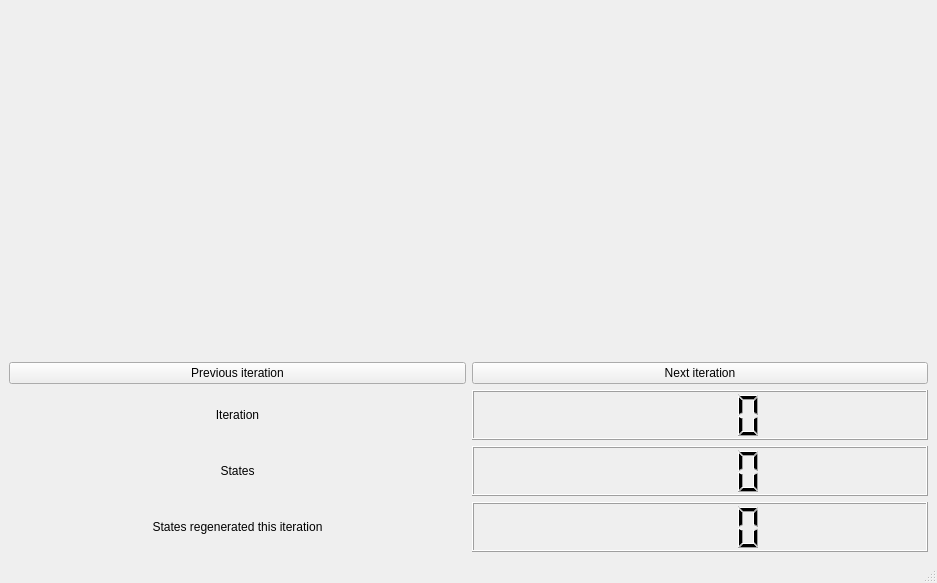
The window that visualiser.ui (jimboboliver/limitedMemoryMCTS) describes before a commit, drawn with Qt 5.
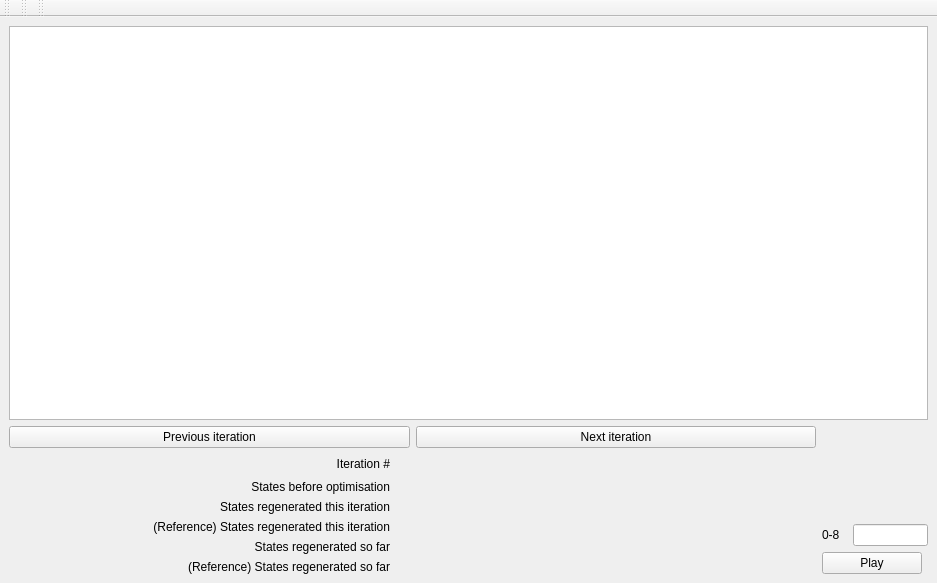
The same window after the commit.

Commit message: Mini optimisations work. Visualiser works in an aesthetically pleasing and intuitive way.

```diff
--- a/visualiser.ui
+++ b/visualiser.ui
@@ -14,17 +14,23 @@
    <string>Limited memory MCTS visualiser</string>
   </property>
   <widget class="QWidget" name="centralwidget">
+   <layout class="QVBoxLayout" name="verticalLayout_2">
+    <item>
    <layout class="QVBoxLayout" name="verticalLayout">
     <item>
-     <widget class="QLabel" name="imageLabel">
-      <property name="text">
-       <string/>
-      </property>
-      <property name="scaledContents">
-       <bool>false</bool>
+       <widget class="QGraphicsView" name="graphicsView">
+        <property name="minimumSize">
+         <size>
+          <width>0</width>
+          <height>0</height>
+         </size>
       </property>
      </widget>
     </item>
+      <item>
+       <layout class="QHBoxLayout" name="horizontalLayout_3">
+        <item>
+         <layout class="QVBoxLayout" name="verticalLayout_6">
     <item>
      <layout class="QHBoxLayout" name="horizontalLayout">
       <item>
@@ -44,8 +50,25 @@
      </layout>
     </item>
     <item>
-     <layout class="QHBoxLayout" name="horizontalLayout_2">
-      <item>
+           <layout class="QGridLayout" name="gridLayout">
+            <item row="0" column="3">
+             <widget class="QLabel" name="iterationNumber">
+              <property name="text">
+               <string/>
+              </property>
+             </widget>
+            </item>
+            <item row="5" column="0">
+             <widget class="QLabel" name="label_5">
+              <property name="text">
+               <string>(Reference) States regenerated so far</string>
+              </property>
+              <property name="alignment">
+               <set>Qt::AlignRight|Qt::AlignTrailing|Qt::AlignVCenter</set>
+              </property>
+             </widget>
+            </item>
+            <item row="0" column="0">
        <widget class="QLabel" name="label">
         <property name="sizePolicy">
          <sizepolicy hsizetype="Preferred" vsizetype="Maximum">
@@ -60,34 +83,14 @@
          </size>
         </property>
         <property name="text">
-         <string>Iteration</string>
+               <string>Iteration #</string>
         </property>
         <property name="alignment">
-         <set>Qt::AlignCenter</set>
+               <set>Qt::AlignRight|Qt::AlignTrailing|Qt::AlignVCenter</set>
         </property>
        </widget>
       </item>
-      <item>
-       <widget class="QLCDNumber" name="iterationNumber">
-        <property name="sizePolicy">
-         <sizepolicy hsizetype="Preferred" vsizetype="Maximum">
-          <horstretch>0</horstretch>
-          <verstretch>0</verstretch>
-         </sizepolicy>
-        </property>
-        <property name="maximumSize">
-         <size>
-          <width>16777215</width>
-          <height>50</height>
-         </size>
-        </property>
-       </widget>
-      </item>
-     </layout>
-    </item>
-    <item>
-     <layout class="QHBoxLayout" name="horizontalLayout_4">
-      <item>
+            <item row="1" column="0">
        <widget class="QLabel" name="label_3">
         <property name="maximumSize">
          <size>
@@ -96,28 +99,38 @@
          </size>
         </property>
         <property name="text">
-         <string>States</string>
+               <string>States before optimisation</string>
         </property>
         <property name="alignment">
-         <set>Qt::AlignCenter</set>
+               <set>Qt::AlignRight|Qt::AlignTrailing|Qt::AlignVCenter</set>
         </property>
        </widget>
       </item>
-      <item>
-       <widget class="QLCDNumber" name="statesNumber">
-        <property name="maximumSize">
-         <size>
-          <width>16777215</width>
-          <height>50</height>
-         </size>
+            <item row="3" column="3">
+             <widget class="QLabel" name="regenRefNumber">
+              <property name="text">
+               <string/>
         </property>
        </widget>
       </item>
-     </layout>
-    </item>
-    <item>
-     <layout class="QHBoxLayout" name="horizontalLayout_3">
-      <item>
+            <item row="1" column="3">
+             <widget class="QLabel" name="statesNumber">
+              <property name="text">
+               <string/>
+              </property>
+             </widget>
+            </item>
+            <item row="3" column="0">
+             <widget class="QLabel" name="label_6">
+              <property name="text">
+               <string>(Reference) States regenerated this iteration</string>
+              </property>
+              <property name="alignment">
+               <set>Qt::AlignRight|Qt::AlignTrailing|Qt::AlignVCenter</set>
+              </property>
+             </widget>
+            </item>
+            <item row="2" column="0">
        <widget class="QLabel" name="label_2">
         <property name="maximumSize">
          <size>
@@ -129,25 +142,176 @@
          <string>States regenerated this iteration</string>
         </property>
         <property name="alignment">
+               <set>Qt::AlignRight|Qt::AlignTrailing|Qt::AlignVCenter</set>
+              </property>
+             </widget>
+            </item>
+            <item row="0" column="1">
+             <spacer name="horizontalSpacer">
+              <property name="orientation">
+               <enum>Qt::Horizontal</enum>
+              </property>
+              <property name="sizeType">
+               <enum>QSizePolicy::Fixed</enum>
+              </property>
+              <property name="sizeHint" stdset="0">
+               <size>
+                <width>40</width>
+                <height>20</height>
+               </size>
+              </property>
+             </spacer>
+            </item>
+            <item row="4" column="3">
+             <widget class="QLabel" name="regenTotalNumber">
+              <property name="text">
+               <string/>
+              </property>
+             </widget>
+            </item>
+            <item row="4" column="0">
+             <widget class="QLabel" name="label_4">
+              <property name="text">
+               <string>States regenerated so far</string>
+              </property>
+              <property name="alignment">
+               <set>Qt::AlignRight|Qt::AlignTrailing|Qt::AlignVCenter</set>
+              </property>
+             </widget>
+            </item>
+            <item row="5" column="3">
+             <widget class="QLabel" name="regenRefTotalNumber">
+              <property name="text">
+               <string/>
+              </property>
+             </widget>
+            </item>
+            <item row="2" column="3">
+             <widget class="QLabel" name="regenNumber">
+              <property name="text">
+               <string/>
+              </property>
+             </widget>
+            </item>
+           </layout>
+          </item>
+         </layout>
+        </item>
+        <item>
+         <layout class="QVBoxLayout" name="verticalLayout_3">
+          <item>
+           <widget class="QLabel" name="playText">
+            <property name="maximumSize">
+             <size>
+              <width>100</width>
+              <height>16777215</height>
+             </size>
+            </property>
+            <property name="text">
+             <string/>
+            </property>
+            <property name="alignment">
          <set>Qt::AlignCenter</set>
         </property>
        </widget>
       </item>
       <item>
-       <widget class="QLCDNumber" name="regenNumber">
+           <widget class="QLabel" name="gameLabel">
         <property name="maximumSize">
          <size>
-          <width>16777215</width>
-          <height>50</height>
-         </size>
-        </property>
-       </widget>
-      </item>
-     </layout>
-    </item>
-   </layout>
+              <width>100</width>
+              <height>16777215</height>
+             </size>
+            </property>
+            <property name="text">
+             <string/>
+            </property>
+            <property name="alignment">
+             <set>Qt::AlignCenter</set>
+            </property>
+           </widget>
+          </item>
+          <item>
+           <layout class="QHBoxLayout" name="horizontalLayout_4">
+            <item>
+             <widget class="QLabel" name="label_7">
+              <property name="maximumSize">
+               <size>
+                <width>25</width>
+                <height>16777215</height>
+               </size>
+              </property>
+              <property name="text">
+               <string>0-8</string>
+              </property>
+             </widget>
+            </item>
+            <item>
+             <widget class="QLineEdit" name="playEdit">
+              <property name="maximumSize">
+               <size>
+                <width>75</width>
+                <height>16777215</height>
+               </size>
+              </property>
+             </widget>
+            </item>
+           </layout>
+          </item>
+          <item>
+           <widget class="QPushButton" name="playButton">
+            <property name="maximumSize">
+             <size>
+              <width>100</width>
+              <height>16777215</height>
+             </size>
+            </property>
+            <property name="text">
+             <string>Play</string>
+            </property>
+           </widget>
+          </item>
+         </layout>
+        </item>
+       </layout>
+      </item>
+     </layout>
+    </item>
+   </layout>
   </widget>
-  <widget class="QStatusBar" name="statusbar"/>
+  <widget class="QToolBar" name="toolBar">
+   <property name="windowTitle">
+    <string>toolBar</string>
+   </property>
+   <attribute name="toolBarArea">
+    <enum>TopToolBarArea</enum>
+   </attribute>
+   <attribute name="toolBarBreak">
+    <bool>false</bool>
+   </attribute>
+  </widget>
+  <widget class="QToolBar" name="toolBar_2">
+   <property name="windowTitle">
+    <string>toolBar_2</string>
+   </property>
+   <attribute name="toolBarArea">
+    <enum>TopToolBarArea</enum>
+   </attribute>
+   <attribute name="toolBarBreak">
+    <bool>false</bool>
+   </attribute>
+  </widget>
+  <widget class="QToolBar" name="toolBar_3">
+   <property name="windowTitle">
+    <string>toolBar_3</string>
+   </property>
+   <attribute name="toolBarArea">
+    <enum>TopToolBarArea</enum>
+   </attribute>
+   <attribute name="toolBarBreak">
+    <bool>false</bool>
+   </attribute>
+  </widget>
  </widget>
  <resources/>
  <connections/>
```
Lines whose indentation alone changed are shown as unchanged. The commit also changes 4 other files.
